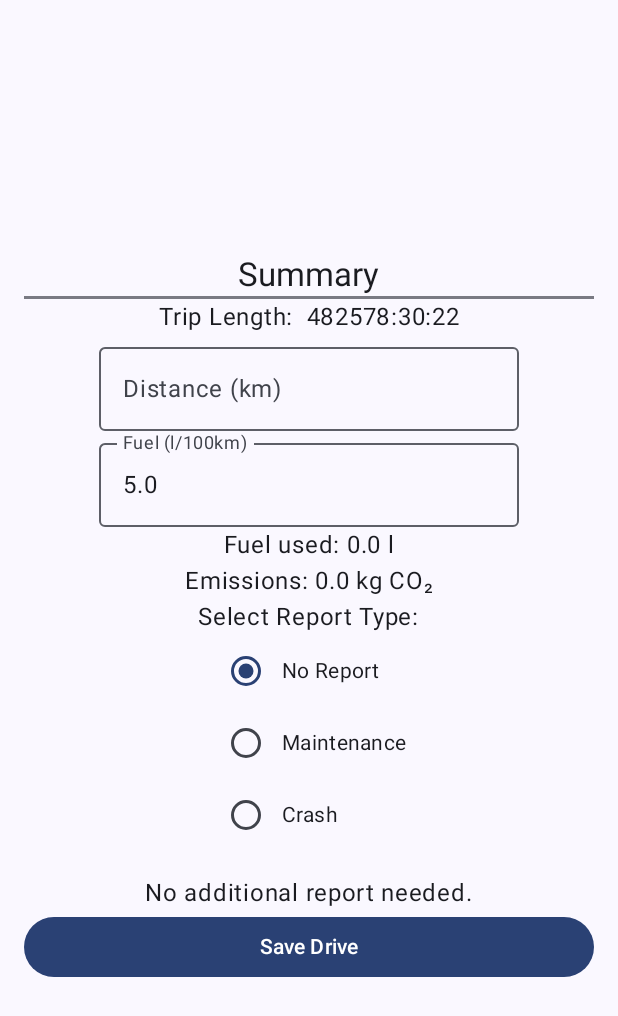
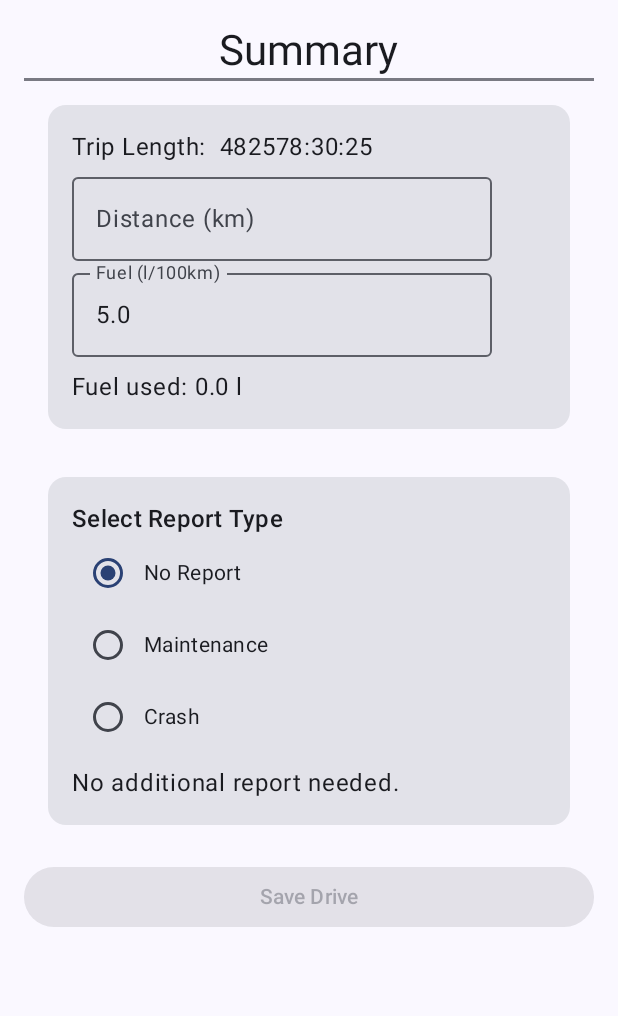
Before and after one commit to Revilo1512/CarCarApp, an Android app built with Jetpack Compose: the composable PostDriveScreen shown on its own in the app's theme, on a phone screen of 412 x 824 dp. Shown: the top 1016 px of the screen. Run offline under Robolectric (Android 15) with nearby library versions, the phone set to English and light mode, and no system bars.

Commit message:
Refactor UI elements, add theme colors, fix login/register button behavior, update item display and add Previews.
- Updates the color schemes with new colors
- Updates the FAB with primary color
- Modifies Register button so it is only clickable if all fields are filled in
- Modifies Login button so it is only clickable if all fields are filled in
- Updates reservation card display with date range, if it is not the same day
- Add previews for Reservation Item
- Moves Launch Screen to Login Activity
- Updates the buttons in Pre Drive Screen and Post Drive Screen to fill the width
- Added text style to the DropDownMenu
- Added enabled function to the buttons in PostDriveScreen

```diff
--- a/AndroidApp/app/src/main/AndroidManifest.xml
+++ b/AndroidApp/app/src/main/AndroidManifest.xml
@@ -19,15 +19,13 @@
         tools:targetApi="tiramisu">
         <activity
             android:name=".MainActivity"
-            android:exported="true"
-            android:theme="@style/Theme.CarCarApplication">
+            android:exported="true">
         </activity>
         <activity
             android:name=".LoginActivity"
             android:exported="true">
             <intent-filter>
                 <action android:name="android.intent.action.MAIN" />
-
                 <category android:name="android.intent.category.LAUNCHER" />
             </intent-filter>
         </activity>
--- a/AndroidApp/app/src/main/java/com/example/carcarapplication/LoginActivity.kt
+++ b/AndroidApp/app/src/main/java/com/example/carcarapplication/LoginActivity.kt
@@ -9,12 +9,15 @@ import androidx.navigation.compose.composable
 import androidx.navigation.compose.rememberNavController
 import com.example.carcarapplication.ui.screens.LoginScreen
 import com.example.carcarapplication.ui.screens.RegisterScreen
+import com.example.carcarapplication.ui.theme.CarCarApplicationTheme
 
 class LoginActivity : ComponentActivity() {
     override fun onCreate(savedInstanceState: Bundle?) {
         super.onCreate(savedInstanceState)
         setContent {
-            App()
+            CarCarApplicationTheme {
+                App()
+            }
         }
     }
 }
--- a/AndroidApp/app/src/main/java/com/example/carcarapplication/MainActivity.kt
+++ b/AndroidApp/app/src/main/java/com/example/carcarapplication/MainActivity.kt
@@ -5,12 +5,15 @@ import androidx.activity.ComponentActivity
 import androidx.activity.compose.setContent
 import androidx.navigation.compose.rememberNavController
 import com.example.carcarapplication.ui.navigation.AppNavigation
+import com.example.carcarapplication.ui.theme.CarCarApplicationTheme
 
 class MainActivity : ComponentActivity() {
     override fun onCreate(savedInstanceState: Bundle?) {
         super.onCreate(savedInstanceState)
         setContent {
-            AppNavigation(navController = rememberNavController())
+            CarCarApplicationTheme {
+                AppNavigation(navController = rememberNavController())
+            }
         }
     }
 }
--- a/AndroidApp/app/src/main/java/com/example/carcarapplication/ui/screens/HomeScreen.kt
+++ b/AndroidApp/app/src/main/java/com/example/carcarapplication/ui/screens/HomeScreen.kt
@@ -212,8 +212,7 @@ fun getGreeting(): String {
 fun FAB(onClick: () -> Unit, modifier: Modifier = Modifier) {
     FloatingActionButton(
         onClick = onClick,
-        containerColor = MaterialTheme.colorScheme.secondaryContainer,
-        contentColor = MaterialTheme.colorScheme.secondary,
+        containerColor = MaterialTheme.colorScheme.primary,
         shape = CircleShape,
         modifier = modifier
     ) {
--- a/AndroidApp/app/src/main/java/com/example/carcarapplication/ui/screens/LoginScreen.kt
+++ b/AndroidApp/app/src/main/java/com/example/carcarapplication/ui/screens/LoginScreen.kt
@@ -103,7 +103,8 @@ fun LoginScreen(onNavigateToRegister: () -> Unit) {
                         }
                     }
                 },
-                modifier = Modifier.padding(top = 20.dp)
+                modifier = Modifier.padding(top = 20.dp),
+                enabled = email.isNotBlank() && password.isNotBlank()
             ) {
                 Text(text = "Login")
             }
--- a/AndroidApp/app/src/main/java/com/example/carcarapplication/ui/screens/PostDriveScreen.kt
+++ b/AndroidApp/app/src/main/java/com/example/carcarapplication/ui/screens/PostDriveScreen.kt
@@ -2,7 +2,6 @@ package com.example.carcarapplication.ui.screens
 
 import android.util.Log
 import androidx.compose.foundation.clickable
-import androidx.compose.foundation.layout.Arrangement
 import androidx.compose.foundation.layout.Column
 import androidx.compose.foundation.layout.Row
 import androidx.compose.foundation.layout.Spacer
@@ -12,15 +11,14 @@ import androidx.compose.foundation.layout.height
 import androidx.compose.foundation.layout.padding
 import androidx.compose.foundation.text.KeyboardOptions
 import androidx.compose.material3.Button
+import androidx.compose.material3.Card
 import androidx.compose.material3.HorizontalDivider
 import androidx.compose.material3.MaterialTheme
 import androidx.compose.material3.OutlinedTextField
 import androidx.compose.material3.RadioButton
 import androidx.compose.material3.Text
-import androidx.compose.material3.TextField
 import androidx.compose.runtime.Composable
 import androidx.compose.runtime.getValue
-import androidx.compose.runtime.mutableDoubleStateOf
 import androidx.compose.runtime.mutableStateOf
 import androidx.compose.runtime.remember
 import androidx.compose.runtime.rememberCoroutineScope
@@ -62,17 +60,23 @@ fun PostDriveScreen(
         (distanceValue / 100) * fuelUsed
     } else 0.0
 
-    val totalEmissions = totalFuelUsage * 2.31
-
     Column(
         horizontalAlignment = Alignment.CenterHorizontally,
-        verticalArrangement = Arrangement.Center,
         modifier = Modifier
             .fillMaxSize()
             .padding(16.dp)
     ) {
-        Text("Summary", style = MaterialTheme.typography.titleLarge)
+        Text("Summary", style = MaterialTheme.typography.headlineMedium)
         HorizontalDivider(thickness = 2.dp)
+        Card(
+            modifier = Modifier
+                .padding(16.dp)
+                .fillMaxWidth()
+        ) {
+            Column(
+                modifier = Modifier
+                    .padding(16.dp)
+            ) {
                 Text("Trip Length:  $elapsedTime")
                 OutlinedTextField(
                     value = distance,
@@ -91,18 +95,29 @@ fun PostDriveScreen(
                         keyboardType = KeyboardType.Decimal
                     )
                 )
+                Spacer(modifier = Modifier.height(8.dp))
+                Text("Fuel used: $totalFuelUsage l")
+            }
+        }
 
-        Text("Fuel used: $totalFuelUsage l")
-        Text("Emissions: $totalEmissions kg CO₂")
-
-        Text("Select Report Type:")
+        //Text("Emissions: $totalEmissions kg CO₂")
+        Card(
+            Modifier
+                .fillMaxWidth()
+                .padding(16.dp)
+        ) {
+            Column(
+                modifier = Modifier
+                    .padding(16.dp)
+            ) {
+                Text("Select Report Type", style = MaterialTheme.typography.titleMedium)
                 RadioButtonGroup(
                     options = listOf("No Report", "Maintenance", "Crash"),
                     selectedOption = ReportState.selectedReportType.value,
                     onOptionSelected = { ReportState.selectedReportType.value = it }
                 )
 
-        Spacer(modifier = Modifier.height(16.dp))
+                Spacer(modifier = Modifier.height(8.dp))
 
                 // Conditional Form Display
                 when (ReportState.selectedReportType.value) {
@@ -110,6 +125,11 @@ fun PostDriveScreen(
                     "Crash" -> DamageReportForm()
                     else -> Text("No additional report needed.")
                 }
+            }
+        }
+
+
+        Spacer(modifier = Modifier.height(8.dp))
 
         Button(
             onClick = {
@@ -132,6 +152,7 @@ fun PostDriveScreen(
                                     cost = ReportState.maintenanceReport.value.cost
                                 )
                             }
+
                             "Crash" -> {
                                 RetrofitClient.apiService.createDamage(
                                     carID = DriveState.trip.value.car!!.carID,
@@ -158,7 +179,7 @@ fun PostDriveScreen(
                 onNavigateToHome()
             },
             modifier = Modifier.fillMaxWidth(),
-            enabled = distance != null && fuelAverage != null
+            enabled = distance.isNotEmpty() && fuelAverage.isNotEmpty()
         ) {
             Text("Save Drive")
         }
--- a/AndroidApp/app/src/main/java/com/example/carcarapplication/ui/screens/RegisterScreen.kt
+++ b/AndroidApp/app/src/main/java/com/example/carcarapplication/ui/screens/RegisterScreen.kt
@@ -120,7 +120,8 @@ fun RegisterScreen(onNavigateToLogin: () -> Unit) {
                         }
                     }
                 },
-                modifier = Modifier.padding(top = 20.dp)
+                modifier = Modifier.padding(top = 20.dp),
+                enabled = username.isNotBlank() && email.isNotBlank() && password.isNotBlank()
             ) {
                 Text(text = "Register")
             }
```
Also changed, not shown: AndroidApp/app/src/main/java/com/example/carcarapplication/ui/components/DropdownMenu.kt (+9 -2 lines), AndroidApp/app/src/main/java/com/example/carcarapplication/ui/components/ItemComponents.kt (+20 -2 lines), AndroidApp/app/src/main/java/com/example/carcarapplication/ui/screens/PreDriveScreen.kt (+6 -4 lines), AndroidApp/app/src/main/java/com/example/carcarapplication/ui/theme/Theme.kt (+10 -7 lines). Lines whose indentation alone changed are shown as unchanged.
